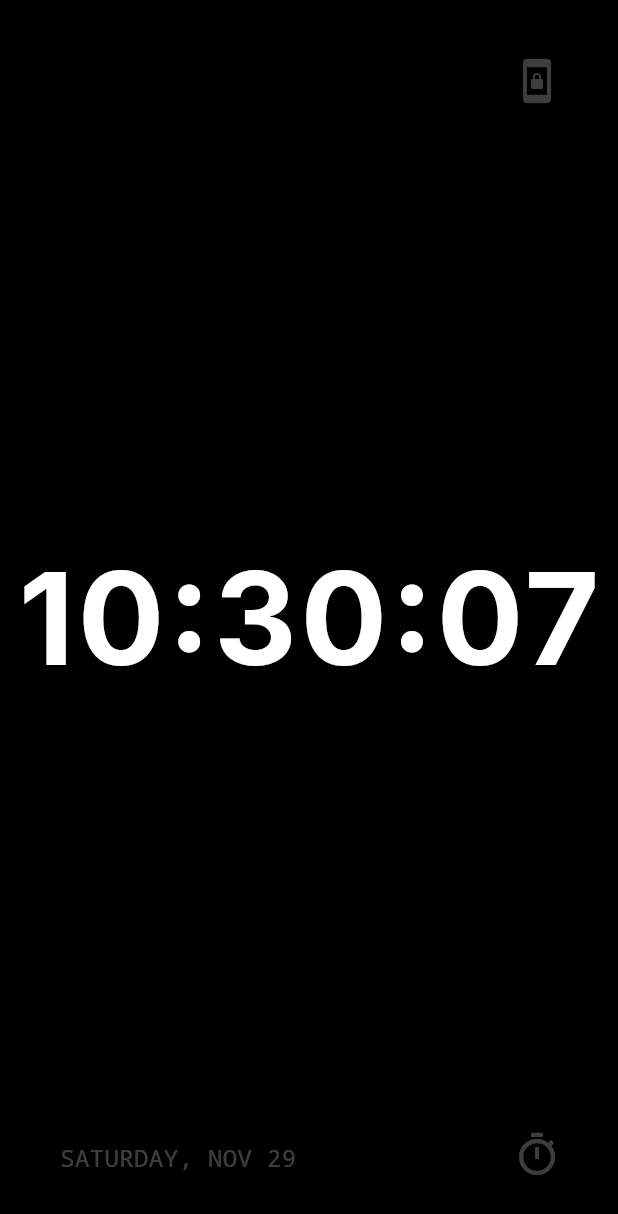
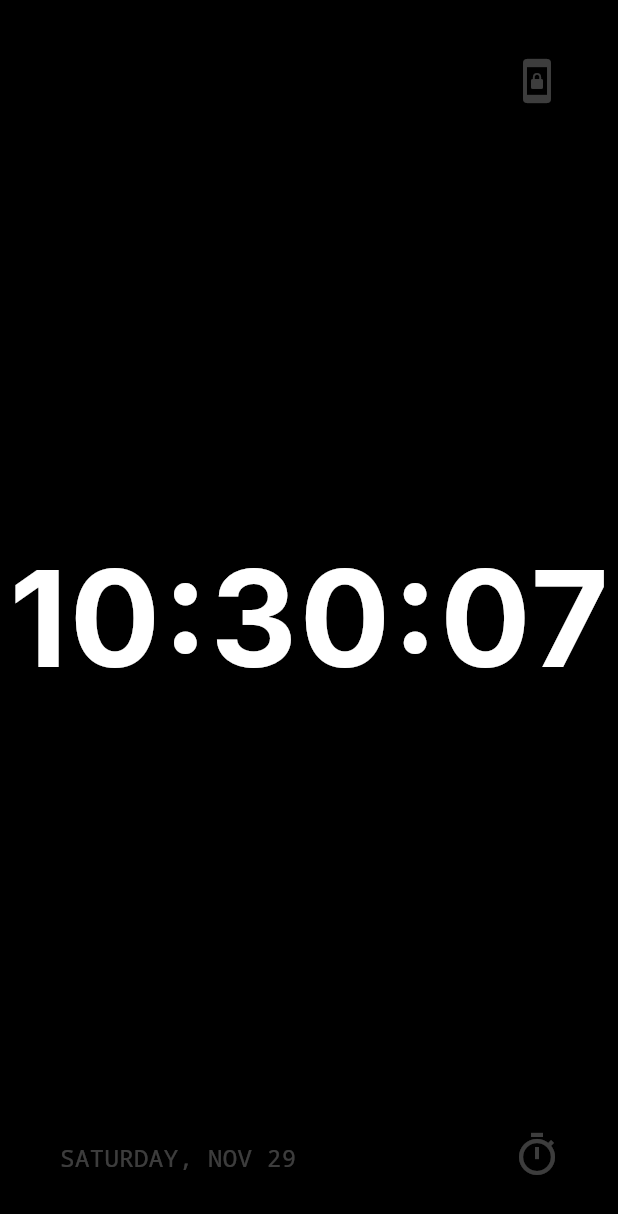
Before and after one commit to ShaijoGeorge/letscooktogether, a Flutter app: the screen it shows after launch, on a phone screen of 412 x 824 dp. Shown: the top 1214 px of the screen. Run offline on Flutter 3.47's test engine with Material 3 defaults, Android fonts, the phone set to English and light mode, and no system bars; our stand-ins replace wakelock_plus; Roboto replaces fonts that are missing (Inter).

Commit message:
feat(ui): Increase clock display font size

```diff
--- a/lib/main.dart
+++ b/lib/main.dart
@@ -218,14 +218,14 @@ class _ClockScreenState extends State<ClockScreen> with WidgetsBindingObserver {
               child: FittedBox(
                 fit: BoxFit.contain,
                 child: Padding(
-                  padding: const EdgeInsets.symmetric(horizontal: 20.0),
+                  padding: const EdgeInsets.symmetric(horizontal: 12.0),
                   child: Column(
                     mainAxisAlignment: MainAxisAlignment.center,
                     children: [
                       Text(
                         displayString,
                         style: TextStyle(
-                          fontSize: 150,
+                          fontSize: 200,
                           fontWeight: FontWeight.w700,
                           color: textColor,
                           fontFamily: 'Inter',
```
